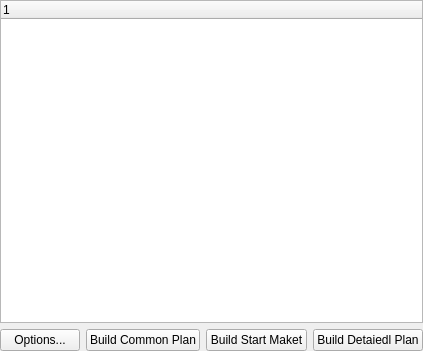
First picture: the form in src/ATPlanner/forms/APlannerWidget.ui, repository AT-GROUP/AT-PLANNER, before the edit.
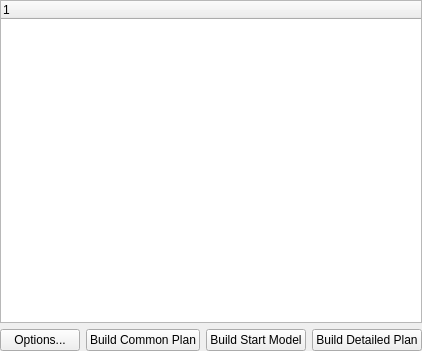
Second picture: the form after the edit.

```diff
--- a/src/ATPlanner/forms/APlannerWidget.ui
+++ b/src/ATPlanner/forms/APlannerWidget.ui
@@ -67,14 +67,14 @@
      <item>
       <widget class="QPushButton" name="bnBuildStartMaket">
        <property name="text">
-        <string>Build Start Maket</string>
+        <string>Build Start Model</string>
        </property>
       </widget>
      </item>
      <item>
       <widget class="QPushButton" name="bnBuildDetailedPlan">
        <property name="text">
-        <string>Build Detaiedl Plan</string>
+        <string>Build Detailed Plan</string>
        </property>
       </widget>
      </item>
```
Left out of the diff: 2 changed lines with no effect on the pictures.
